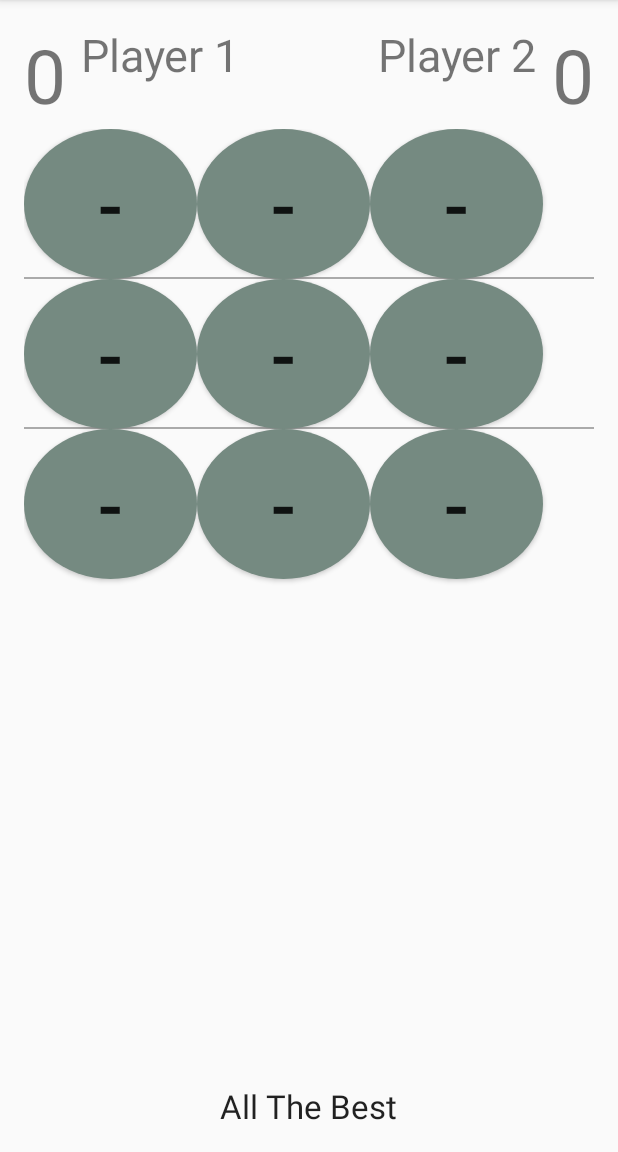
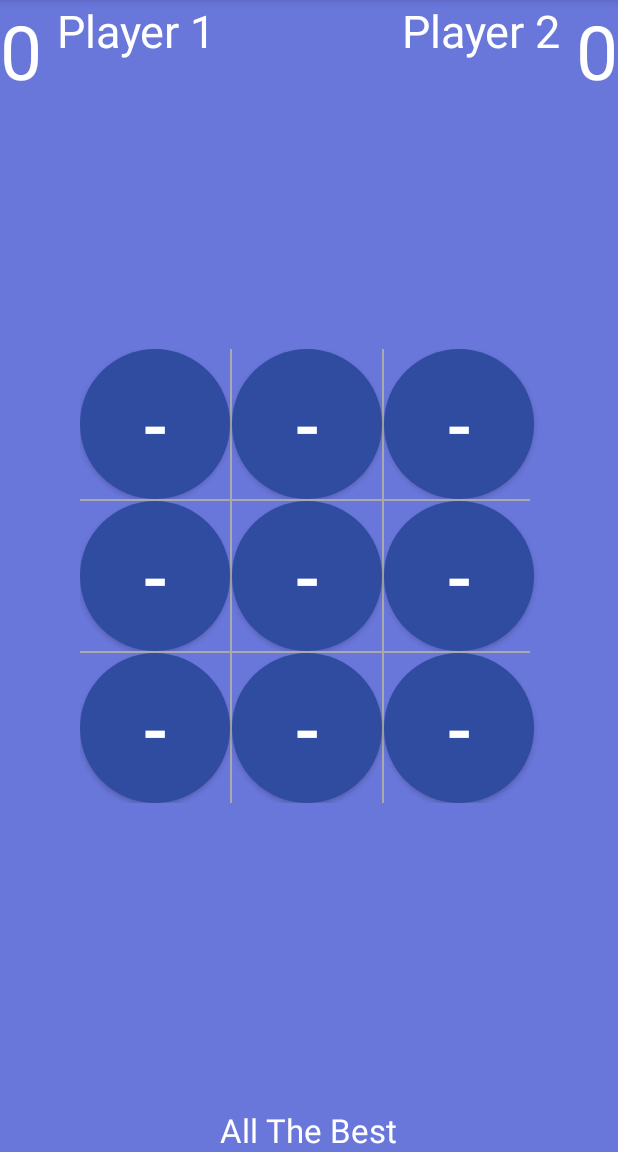
Before and after one commit to duke1712/MultiGame, an Android app: the newGame screen opened directly, with no data from a screen before it, on a phone screen of 412 x 824 dp, the part 84-1236 px from its top. Run offline under Robolectric (Android 15) with nearby library versions, the phone set to English and light mode, and no system bars.

Commit message:
initial commit

```diff
--- a/app/src/main/res/drawable/round.xml
+++ b/app/src/main/res/drawable/round.xml
@@ -2,12 +2,12 @@
 <selector xmlns:android="http://schemas.android.com/apk/res/android">
 <item android:state_pressed="false">
     <shape android:shape="oval">
-            <solid android:color="#758A81"/>
+        <solid android:color="#2f4ca1"/>
     </shape>
 </item>
 <item android:state_pressed="true">
     <shape android:shape="oval">
-            <solid android:color="#c20586"/>
+        <solid android:color="#6274ff"/>
     </shape>
 </item>
 </selector>
--- a/app/src/main/res/layout/activity_main.xml
+++ b/app/src/main/res/layout/activity_main.xml
@@ -6,7 +6,7 @@
     android:paddingBottom="@dimen/activity_vertical_margin"
     android:paddingLeft="@dimen/activity_horizontal_margin"
     android:paddingRight="@dimen/activity_horizontal_margin"
-    android:background="@drawable/back"
+    android:background="@drawable/tict"
     android:paddingTop="@dimen/activity_vertical_margin"
     tools:context="com.example.cyberpaths.multigame.MainActivity"
     android:onClick="newGame">
--- a/app/src/main/res/layout/activity_new_game.xml
+++ b/app/src/main/res/layout/activity_new_game.xml
@@ -3,15 +3,16 @@
     xmlns:tools="http://schemas.android.com/tools"
     android:layout_width="match_parent"
     android:layout_height="match_parent"
-    android:padding="@dimen/activity_vertical_margin"
     tools:context="com.example.cyberpaths.multigame.newGame"
-    android:weightSum="1">
+    android:weightSum="1"
+    android:background="#6976da">
     <TextView
         android:layout_width="wrap_content"
         android:layout_height="70dp"
         android:text="0"
         android:id="@+id/player1score"
-        android:textSize="50sp" />
+        android:textSize="50sp"
+        android:textColor="#ffffff" />
 
     <TextView
         android:layout_width="wrap_content"
@@ -20,7 +21,8 @@
         android:text="Player 1"
         android:id="@+id/player1"
         android:textSize="30sp"
-        android:layout_marginLeft="10dp" />
+        android:layout_marginLeft="10dp"
+        android:textColor="#ffffff" />
     <TextView
         android:layout_width="wrap_content"
         android:layout_height="wrap_content"
@@ -28,7 +30,8 @@
         android:id="@+id/player2"
         android:layout_toLeftOf="@+id/player2score"
         android:textSize="30sp"
-        android:layout_marginRight="10dp" />
+        android:layout_marginRight="10dp"
+        android:textColor="#ffffff" />
 
     <TextView
         android:layout_width="wrap_content"
@@ -36,125 +39,175 @@
         android:id="@+id/player2score"
         android:text="0"
         android:layout_alignParentRight="true"
-        android:textSize="50sp" />
+        android:textSize="50sp"
+        android:textColor="#ffffff" />
 
 
 
-    <RelativeLayout
-        android:id="@+id/relativeLayout"
-        android:layout_width="match_parent"
+    <LinearLayout
+
+        android:id="@+id/Linear"
+        android:layout_width="wrap_content"
         android:layout_height="wrap_content"
-        android:layout_alignParentBottom="true"
-        android:layout_alignParentStart="true"
-        android:layout_below="@+id/player1score">
+        android:orientation="vertical"
+        android:showDividers="middle|beginning|end"
+        android:padding="1dp"
+        android:layout_centerVertical="true"
+        android:layout_centerHorizontal="true">
+        <LinearLayout
+            android:layout_width="305dp"
+            android:layout_height="wrap_content"
+            android:showDividers="middle|beginning">
+
 
         <Button
             android:id="@+id/one"
-            android:layout_width="115dp"
+            android:layout_width="100dp"
             android:layout_height="100dp"
             android:text="-"
             android:textSize="50sp"
             android:background="@drawable/round"
-            />
-
+            android:maxWidth="100dp"
+            android:maxHeight="100dp"
+            android:height="100dp"
+            android:textColor="#ffffff" />
+            <View
+                android:layout_width="1dp"
+                android:layout_height="match_parent"
+                android:background="@android:color/darker_gray"
+                android:padding="0dp" />
         <Button
             android:id="@+id/two"
-            android:layout_width="115dp"
+            android:layout_width="100dp"
             android:layout_height="100dp"
             android:layout_toRightOf="@id/one"
             android:text="-"
             android:background="@drawable/round"
 
-        android:textSize="50sp" />
-
+            android:textSize="50sp"
+            android:textColor="#ffffff" />
+            <View
+                android:layout_width="1dp"
+                android:layout_height="match_parent"
+                android:background="@android:color/darker_gray" />
         <Button
             android:background="@drawable/round"
 
             android:id="@+id/three"
-            android:layout_width="115dp"
+            android:layout_width="100dp"
             android:layout_height="100dp"
             android:layout_toRightOf="@id/two"
             android:text="-"
 
-            android:textSize="50sp" />
+            android:textSize="50sp"
+            android:textColor="#ffffff" />
+        </LinearLayout>
         <View
-            android:layout_width="match_parent"
+            android:layout_width="300dp"
             android:layout_height="1dp"
             android:background="@android:color/darker_gray"
-            android:layout_alignBottom="@id/three" />
-
+            android:layout_alignBottom="@id/three"
+            android:layout_column="1"
+            android:layout_row="0" />
+    <LinearLayout
+        android:layout_width="305dp"
+        android:layout_height="wrap_content">
         <Button
             android:id="@+id/four"
-            android:layout_width="115dp"
+            android:layout_width="100dp"
             android:layout_height="100dp"
             android:layout_alignEnd="@+id/seven"
             android:layout_alignRight="@+id/seven"
             android:background="@drawable/round"
             android:layout_below="@+id/one"
             android:text="-"
-            android:textSize="50sp" />
-
+            android:textSize="50sp"
+            android:textColor="#ffffff" />
+        <View
+            android:layout_width="1dp"
+            android:layout_height="match_parent"
+            android:background="@android:color/darker_gray" />
         <Button
             android:id="@+id/five"
-            android:layout_width="115dp"
+            android:layout_width="100dp"
             android:background="@drawable/round"
             android:layout_height="100dp"
             android:layout_below="@+id/two"
             android:layout_toEndOf="@+id/four"
             android:layout_toRightOf="@+id/four"
             android:text="-"
-            android:textSize="50sp" />
-
+            android:textSize="50sp"
+            android:textColor="#ffffff" />
+        <View
+            android:layout_width="1dp"
+            android:layout_height="match_parent"
+            android:background="@android:color/darker_gray" />
         <Button
             android:id="@+id/six"
-            android:layout_width="115dp"
+            android:layout_width="100dp"
             android:layout_height="100dp"
             android:layout_below="@+id/three"
             android:background="@drawable/round"
             android:layout_toEndOf="@+id/two"
             android:layout_toRightOf="@+id/two"
             android:text="-"
-            android:textSize="50sp" />
+            android:textSize="50sp"
+            android:textColor="#ffffff" />
+    </LinearLayout>
         <View
-            android:layout_width="match_parent"
+            android:layout_width="300dp"
             android:layout_height="1dp"
             android:background="@android:color/darker_gray"
             android:layout_alignBottom="@id/six" />
-
+    <LinearLayout
+        android:layout_width="305dp"
+        android:layout_height="wrap_content">
         <Button
             android:id="@+id/seven"
-            android:layout_width="115dp"
+            android:layout_width="100dp"
             android:layout_height="100dp"
             android:background="@drawable/round"
             android:layout_alignTop="@+id/eight"
             android:layout_toLeftOf="@+id/eight"
             android:layout_toStartOf="@+id/eight"
             android:text="-"
-            android:textSize="50sp" />
-
+            android:textSize="50sp"
+            android:textColor="#ffffff" />
+        <View
+            android:layout_width="1dp"
+            android:layout_height="match_parent"
+            android:background="@android:color/darker_gray" />
         <Button
             android:id="@+id/eight"
-            android:layout_width="115dp"
+            android:layout_width="100dp"
             android:background="@drawable/round"
             android:layout_height="100dp"
             android:layout_below="@+id/five"
             android:layout_toLeftOf="@+id/six"
             android:layout_toStartOf="@+id/six"
             android:text="-"
-            android:textSize="50sp" />
-
+            android:textSize="50sp"
+            android:textColor="#ffffff" />
+        <View
+            android:layout_width="1dp"
+            android:layout_height="match_parent"
+            android:background="@android:color/darker_gray" />
         <Button
             android:id="@+id/nine"
-            android:layout_width="115dp"
+            android:layout_width="100dp"
             android:background="@drawable/round"
             android:layout_height="100dp"
             android:layout_below="@+id/six"
             android:layout_toEndOf="@+id/five"
             android:layout_toRightOf="@+id/five"
             android:text="-"
-            android:textSize="50sp" />
+            android:textSize="50sp"
+            android:textColor="#ffffff" />
+    </LinearLayout>
 
 
+
+    </LinearLayout>
     <TextView
         android:layout_width="wrap_content"
         android:layout_height="wrap_content"
@@ -162,8 +215,6 @@
         android:id="@+id/message"
         android:layout_alignParentBottom="true"
         android:layout_centerHorizontal="true"
-            android:text="All The Best" />
-
+        android:text="All The Best"
+        android:textColor="#ffffff" />
 </RelativeLayout>
-
-</RelativeLayout>
--- a/app/src/main/res/layout/activity_result.xml
+++ b/app/src/main/res/layout/activity_result.xml
@@ -7,13 +7,15 @@
     android:paddingLeft="@dimen/activity_horizontal_margin"
     android:paddingRight="@dimen/activity_horizontal_margin"
     android:paddingTop="@dimen/activity_vertical_margin"
-    tools:context="com.example.cyberpaths.multigame.Result">
+    tools:context="com.example.cyberpaths.multigame.Result"
+    android:background="#6976da">
     <TextView
         android:layout_width="wrap_content"
         android:layout_height="70dp"
         android:text="0"
         android:id="@+id/player1score"
-        android:textSize="50sp" />
+        android:textSize="50sp"
+        android:textColor="#ffffff" />
 
     <TextView
         android:layout_width="wrap_content"
@@ -22,7 +24,8 @@
         android:text="PLayer 1"
         android:id="@+id/player1"
         android:textSize="30sp"
-        android:layout_marginLeft="10dp" />
+        android:layout_marginLeft="10dp"
+        android:textColor="#ffffff" />
     <TextView
         android:layout_width="wrap_content"
         android:layout_height="wrap_content"
@@ -31,7 +34,8 @@
         android:layout_toLeftOf="@+id/player2score"
 
         android:textSize="30sp"
-        android:layout_marginRight="10dp" />
+        android:layout_marginRight="10dp"
+        android:textColor="#ffffff" />
 
     <TextView
         android:layout_width="wrap_content"
@@ -39,7 +43,8 @@
         android:id="@+id/player2score"
         android:text="0"
         android:layout_alignParentRight="true"
-        android:textSize="50sp" />
+        android:textSize="50sp"
+        android:textColor="#ffffff" />
 
     <TextView
         android:layout_width="wrap_content"
@@ -52,23 +57,27 @@
         android:layout_marginTop="38dp" />
 
     <Button
-        android:layout_width="wrap_content"
+        android:layout_width="match_parent"
         android:layout_height="wrap_content"
         android:text="New Game"
         android:id="@+id/newgame"
         android:onClick="newGame1"
-        android:layout_centerVertical="true"
-        android:layout_centerHorizontal="true" />
+        android:background="@drawable/round"
+        android:layout_alignParentBottom="true"
+        android:layout_centerHorizontal="true"
+        android:layout_marginBottom="94dp"
+        android:textColor="#ffffff" />
 
 
     <Button
         style="?android:attr/buttonStyleSmall"
-        android:layout_width="wrap_content"
+        android:layout_width="match_parent"
         android:layout_height="wrap_content"
         android:text="Play Again"
         android:id="@+id/play"
-        android:layout_below="@+id/newgame"
-        android:layout_centerHorizontal="true"
-        android:layout_marginTop="68dp"
-        android:onClick="play" />
+        android:onClick="play"
+        android:background="@drawable/round"
+        android:textColor="#ffffff"
+        android:layout_centerVertical="true"
+        android:layout_centerHorizontal="true" />
 </RelativeLayout>
```
Also changed, not shown: app/src/main/res/drawable/tict.png (added), app/src/main/res/drawable/tictactoe.png (added). Lines whose indentation alone changed are shown as unchanged.
